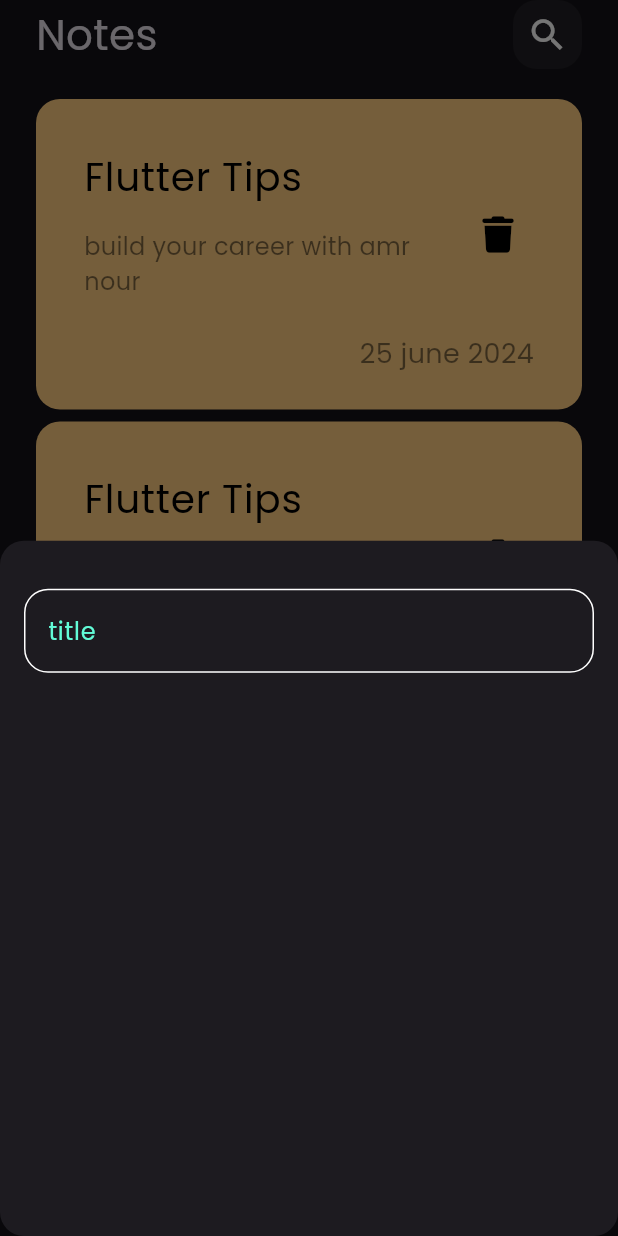
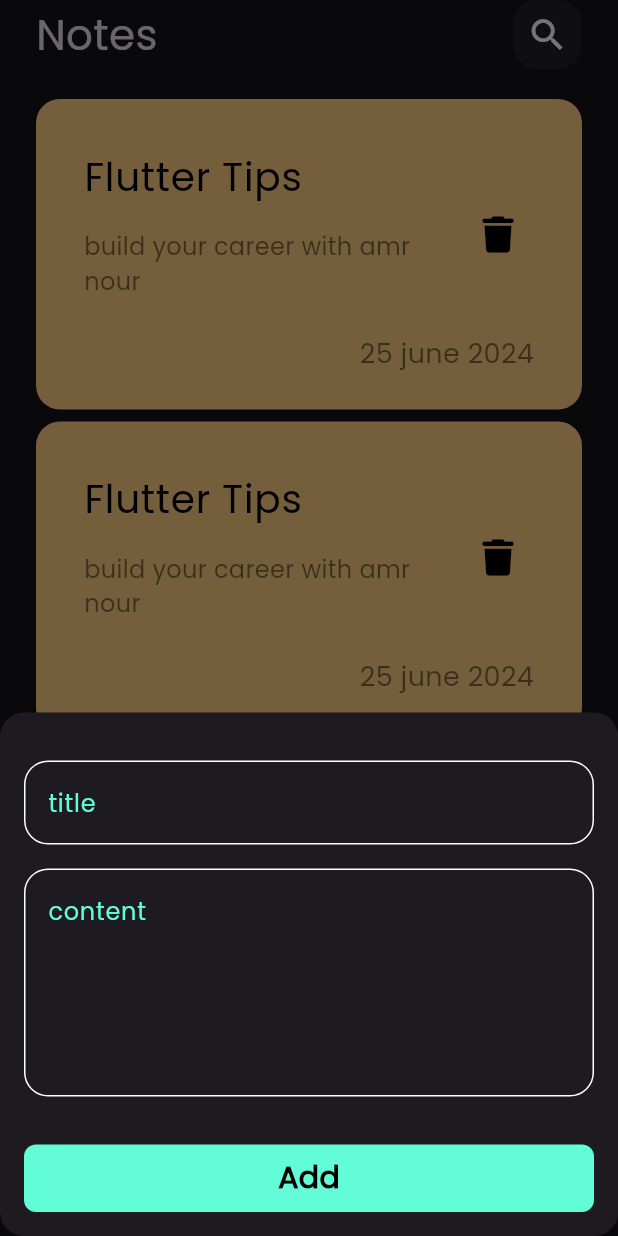
Before and after one commit to amrnooour/note_app, a Flutter app: the screen it shows after launch, after a tap on the "add" icon, on a phone screen of 412 x 824 dp. Run offline on Flutter 3.47's test engine with Material 3 defaults, Android fonts, the phone set to English and light mode, and no system bars; our stand-ins replace font_awesome_flutter.

Commit message:
finish ui

```diff
--- a/lib/core/utils/styles.dart
+++ b/lib/core/utils/styles.dart
@@ -3,5 +3,7 @@ import 'package:flutter/material.dart';
 abstract class Styles {
   static const title = TextStyle(color: Colors.black,fontSize: 26);
   static TextStyle subTitle = TextStyle(color: Colors.black.withOpacity(.5) ,fontSize: 18);
+  static const add = TextStyle(color: Colors.black,fontSize: 20,fontWeight: FontWeight.bold);
+
 
 }
--- a/lib/features/note/presentation/views/note_view.dart
+++ b/lib/features/note/presentation/views/note_view.dart
@@ -1,4 +1,5 @@
 import 'package:flutter/material.dart';
+import 'package:note_app/core/utils/colors.dart';
 import 'package:note_app/features/note/presentation/views/widgets/add_note_bottom_sheet.dart';
 import 'package:note_app/features/note/presentation/views/widgets/note_view_body.dart';
 
@@ -9,10 +10,11 @@ class NoteView extends StatelessWidget {
   Widget build(BuildContext context) {
     return Scaffold(
       floatingActionButton: FloatingActionButton(
+        backgroundColor: AppColors.primaryColor.withOpacity(.6),
         onPressed: () {
           showModalBottomSheet(
             shape: RoundedRectangleBorder(
-              borderRadius: BorderRadius.circular(16)
+              borderRadius: BorderRadius.circular(16),
             ),
             context: context,
             builder: (context) => const AddNoteBottomSheet(),
--- a/lib/features/note/presentation/views/widgets/add_note_bottom_sheet.dart
+++ b/lib/features/note/presentation/views/widgets/add_note_bottom_sheet.dart
@@ -1,4 +1,5 @@
 import 'package:flutter/material.dart';
+import 'package:note_app/features/note/presentation/views/widgets/custom_button.dart';
 import 'package:note_app/features/note/presentation/views/widgets/custom_text_field.dart';
 
 class AddNoteBottomSheet extends StatelessWidget {
@@ -8,10 +9,17 @@ class AddNoteBottomSheet extends StatelessWidget {
   Widget build(BuildContext context) {
     return const Padding(
       padding: EdgeInsets.symmetric(horizontal: 16),
-      child: Column(children: [
-        SizedBox(height: 32,),
-        CustomTextField(),
-      ],),
+      child: SingleChildScrollView(
+        child: Column(children: [
+          SizedBox(height: 32,),
+          CustomTextField(title: "title",),
+          SizedBox(height: 16,),
+          CustomTextField(title: "content",maxLines: 5,),
+          SizedBox(height: 32,),
+          CustomButton(),
+          SizedBox(height: 16,),
+        ],),
+      ),
     );
   }
 }
--- a/lib/features/note/presentation/views/widgets/custom_app_bar.dart
+++ b/lib/features/note/presentation/views/widgets/custom_app_bar.dart
@@ -2,14 +2,21 @@ import 'package:flutter/material.dart';
 import 'package:note_app/features/note/presentation/views/widgets/custom_search_icon.dart';
 
 class CustomAppBar extends StatelessWidget {
-  const CustomAppBar({super.key});
+  final IconData icon;
+  final String title;
+  const CustomAppBar({super.key, required this.title,required this.icon});
 
   @override
   Widget build(BuildContext context) {
-    return const Row(children: [
-      Text("Notes",style: TextStyle(fontSize: 28),),
-      Spacer(),
-      CustomSearchIcon(),
-    ],);
+    return Row(
+      children: [
+        const Text(
+          "Notes",
+          style: TextStyle(fontSize: 28),
+        ),
+        const Spacer(),
+        CustomSearchIcon(icon: icon),
+      ],
+    );
   }
 }
--- /dev/null
+++ b/lib/features/note/presentation/views/widgets/custom_button.dart
@@ -0,0 +1,19 @@
+import 'package:flutter/material.dart';
+import 'package:note_app/core/utils/colors.dart';
+import 'package:note_app/core/utils/styles.dart';
+
+class CustomButton extends StatelessWidget {
+  const CustomButton({super.key});
+
+  @override
+  Widget build(BuildContext context) {
+    return Container(
+      decoration: BoxDecoration(borderRadius: BorderRadius.circular(8),
+      color: AppColors.primaryColor),
+      child: const Center(child: Padding(
+        padding: EdgeInsets.all(8.0),
+        child: Text("Add",style: Styles.add,),
+      ),),
+    );
+  }
+}
--- a/lib/features/note/presentation/views/widgets/custom_search_icon.dart
+++ b/lib/features/note/presentation/views/widgets/custom_search_icon.dart
@@ -1,17 +1,20 @@
 import 'package:flutter/material.dart';
 
 class CustomSearchIcon extends StatelessWidget {
-  const CustomSearchIcon({super.key});
+  final IconData icon;
+  const CustomSearchIcon({super.key,required this.icon});
 
   @override
   Widget build(BuildContext context) {
     return Container(
       height: 46,
       width: 46,
-      decoration: BoxDecoration(borderRadius: BorderRadius.circular(16),
-      color: Colors.white.withOpacity(.05)
-      ),
-      child: const Center(child: Icon(Icons.search,size: 28,)),
+      decoration: BoxDecoration(
+          borderRadius: BorderRadius.circular(16),
+          color: Colors.white.withOpacity(.05)),
+      child:  Center(
+          child: Icon(icon,  size: 28,
+      )),
     );
   }
 }
--- a/lib/features/note/presentation/views/widgets/custom_text_field.dart
+++ b/lib/features/note/presentation/views/widgets/custom_text_field.dart
@@ -2,27 +2,25 @@ import 'package:flutter/material.dart';
 import 'package:note_app/core/utils/colors.dart';
 
 class CustomTextField extends StatelessWidget {
-  const CustomTextField({super.key});
+  final String title;
+  final int maxLines;
+  const CustomTextField({super.key, required this.title,this.maxLines = 1});
 
   @override
   Widget build(BuildContext context) {
     return TextField(
       cursorColor: AppColors.primaryColor,
+      maxLines: maxLines,
       decoration: InputDecoration(
-        hintText: "title",
-        hintStyle: const TextStyle(
-          color: AppColors.primaryColor
-        ),
-        border: buildBorder(),
-        enabledBorder: buildBorder(),
-        focusedBorder: buildBorder(color: AppColors.primaryColor)
-
-      ),
+          hintText: title,
+          hintStyle: const TextStyle(color: AppColors.primaryColor),
+          border: buildBorder(),
+          enabledBorder: buildBorder(),
+          focusedBorder: buildBorder(color: AppColors.primaryColor)),
     );
   }
 
   OutlineInputBorder buildBorder({Color? color}) => OutlineInputBorder(
-    borderRadius: BorderRadius.circular(16),
-    borderSide:  BorderSide(color: color?? Colors.white)
-  );
+      borderRadius: BorderRadius.circular(16),
+      borderSide: BorderSide(color: color ?? Colors.white));
 }
--- a/lib/features/note/presentation/views/widgets/note_item.dart
+++ b/lib/features/note/presentation/views/widgets/note_item.dart
@@ -1,31 +1,59 @@
 import 'package:flutter/material.dart';
 import 'package:font_awesome_flutter/font_awesome_flutter.dart';
 import 'package:note_app/core/utils/styles.dart';
+import 'package:note_app/features/note/presentation/views/edit_notes_view.dart';
 
 class NoteItem extends StatelessWidget {
   const NoteItem({super.key});
 
   @override
   Widget build(BuildContext context) {
-    return Container(
-      padding: const EdgeInsets.only(top: 24,bottom: 24,left: 16,right: 8),
-      decoration: BoxDecoration(color: const Color(0xffFFCC80),borderRadius: BorderRadius.circular(16)),
+    return GestureDetector(
+      onTap: () {
+        Navigator.push(
+            context,
+            MaterialPageRoute(
+              builder: (context) => const EditNotesView(),
+            ));
+      },
+      child: Container(
+        padding: const EdgeInsets.only(top: 24, bottom: 24, left: 16, right: 8),
+        decoration: BoxDecoration(
+            color: const Color(0xffFFCC80),
+            borderRadius: BorderRadius.circular(16)),
         child: Column(
           crossAxisAlignment: CrossAxisAlignment.end,
           children: [
             ListTile(
-          title: const Text("Flutter Tips",style: Styles.title,),
+              title: const Text(
+                "Flutter Tips",
+                style: Styles.title,
+              ),
               subtitle: Padding(
-            padding: const EdgeInsets.only(top: 16,bottom: 16),
-            child: Text("build your career with amr nour",style: Styles.subTitle.copyWith(fontSize: 16),),
+                padding: const EdgeInsets.only(top: 16, bottom: 16),
+                child: Text(
+                  "build your career with amr nour",
+                  style: Styles.subTitle.copyWith(fontSize: 16),
                 ),
-          trailing: IconButton(onPressed: (){}, icon: const Icon(FontAwesomeIcons.trash,color: Colors.black,size: 24,)),
+              ),
+              trailing: IconButton(
+                  onPressed: () {},
+                  icon: const Icon(
+                    FontAwesomeIcons.trash,
+                    color: Colors.black,
+                    size: 24,
+                  )),
             ),
             Padding(
               padding: const EdgeInsets.only(right: 24),
-          child: Text("25 june 2024",style: Styles.subTitle,),
+              child: Text(
+                "25 june 2024",
+                style: Styles.subTitle,
+              ),
             )
-      ],),
+          ],
+        ),
+      ),
     );
   }
 }
--- a/lib/features/note/presentation/views/widgets/note_view_body.dart
+++ b/lib/features/note/presentation/views/widgets/note_view_body.dart
@@ -12,7 +12,7 @@ class NoteViewBody extends StatelessWidget {
         padding: EdgeInsets.symmetric(horizontal: 24),
         child: Column(
           children: [
-            CustomAppBar(),
+            CustomAppBar(title: "Notes",icon: Icons.search,),
             Expanded(child: NotesListView()),
         ],
         ),
```
Also changed, not shown: lib/features/note/presentation/views/edit_notes_view.dart (added, +13 -0 lines), lib/features/note/presentation/views/widgets/edit_notes_view_body.dart (added, +37 -0 lines). Lines whose indentation alone changed are shown as unchanged.
